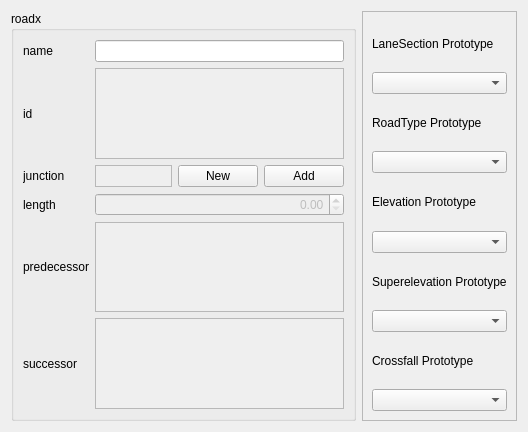
hlrs-vis/covise, file src/OpenCOVER/DrivingSim/oddlot/src/settings/widgets/roadsettings.ui: the form before one commit.
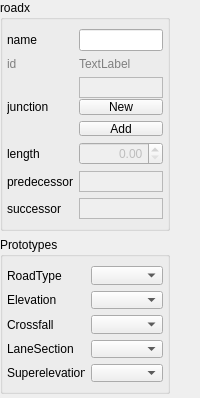
The form after the commit.

What changed in the file:
```diff
--- a/src/OpenCOVER/DrivingSim/oddlot/src/settings/widgets/roadsettings.ui
+++ b/src/OpenCOVER/DrivingSim/oddlot/src/settings/widgets/roadsettings.ui
@@ -6,88 +6,189 @@
    <rect>
     <x>0</x>
     <y>0</y>
-    <width>528</width>
-    <height>432</height>
+    <width>200</width>
+    <height>398</height>
    </rect>
   </property>
+  <property name="minimumSize">
+   <size>
+    <width>0</width>
+    <height>152</height>
+   </size>
+  </property>
+  <property name="maximumSize">
+   <size>
+    <width>16777215</width>
+    <height>16777215</height>
+   </size>
+  </property>
   <property name="windowTitle">
    <string>Form</string>
   </property>
-  <layout class="QHBoxLayout" name="horizontalLayout">
+  <layout class="QVBoxLayout" name="verticalLayout">
+   <property name="leftMargin">
+    <number>0</number>
+   </property>
+   <property name="topMargin">
+    <number>0</number>
+   </property>
+   <property name="rightMargin">
+    <number>0</number>
+   </property>
+   <property name="bottomMargin">
+    <number>0</number>
+   </property>
    <item>
+    <widget class="QScrollArea" name="scrollArea">
+     <property name="frameShape">
+      <enum>QFrame::NoFrame</enum>
+     </property>
+     <property name="verticalScrollBarPolicy">
+      <enum>Qt::ScrollBarAsNeeded</enum>
+     </property>
+     <property name="horizontalScrollBarPolicy">
+      <enum>Qt::ScrollBarAlwaysOff</enum>
+     </property>
+     <property name="widgetResizable">
+      <bool>true</bool>
+     </property>
+     <widget class="QWidget" name="scrollAreaWidgetContents">
+      <property name="geometry">
+       <rect>
+        <x>0</x>
+        <y>0</y>
+        <width>200</width>
+        <height>398</height>
+       </rect>
+      </property>
+      <property name="minimumSize">
+       <size>
+        <width>0</width>
+        <height>394</height>
+       </size>
+      </property>
+      <widget class="QGroupBox" name="groupBox_2">
+       <property name="geometry">
+        <rect>
+         <x>0</x>
+         <y>237</y>
+         <width>170</width>
+         <height>157</height>
+        </rect>
+       </property>
+       <property name="sizePolicy">
+        <sizepolicy hsizetype="Preferred" vsizetype="Preferred">
+         <horstretch>0</horstretch>
+         <verstretch>0</verstretch>
+        </sizepolicy>
+       </property>
+       <property name="title">
+        <string>Prototypes</string>
+       </property>
+       <layout class="QGridLayout" name="gridLayout_2">
+        <property name="leftMargin">
+         <number>4</number>
+        </property>
+        <property name="rightMargin">
+         <number>4</number>
+        </property>
+        <item row="0" column="0">
+         <widget class="QLabel" name="label_2">
+          <property name="text">
+           <string>RoadType</string>
+          </property>
+         </widget>
+        </item>
+        <item row="0" column="1">
+         <widget class="QComboBox" name="roadTypeComboBox"/>
+        </item>
+        <item row="1" column="0">
+         <widget class="QLabel" name="label_3">
+          <property name="text">
+           <string>Elevation</string>
+          </property>
+         </widget>
+        </item>
+        <item row="1" column="1">
+         <widget class="QComboBox" name="elevationComboBox"/>
+        </item>
+        <item row="2" column="0">
+         <widget class="QLabel" name="label_5">
+          <property name="text">
+           <string>Crossfall</string>
+          </property>
+         </widget>
+        </item>
+        <item row="2" column="1">
+         <widget class="QComboBox" name="crossfallComboBox"/>
+        </item>
+        <item row="3" column="0">
+         <widget class="QLabel" name="label">
+          <property name="text">
+           <string>LaneSection</string>
+          </property>
+         </widget>
+        </item>
+        <item row="3" column="1">
+         <widget class="QComboBox" name="laneSectionComboBox">
+          <property name="sizePolicy">
+           <sizepolicy hsizetype="Minimum" vsizetype="Fixed">
+            <horstretch>0</horstretch>
+            <verstretch>0</verstretch>
+           </sizepolicy>
+          </property>
+         </widget>
+        </item>
+        <item row="4" column="0">
+         <widget class="QLabel" name="label_4">
+          <property name="text">
+           <string>Superelevation</string>
+          </property>
+         </widget>
+        </item>
+        <item row="4" column="1">
+         <widget class="QComboBox" name="superelevationComboBox"/>
+        </item>
+       </layout>
+      </widget>
     <widget class="QGroupBox" name="groupBox">
+       <property name="geometry">
+        <rect>
+         <x>0</x>
+         <y>0</y>
+         <width>170</width>
+         <height>231</height>
+        </rect>
+       </property>
+       <property name="sizePolicy">
+        <sizepolicy hsizetype="Preferred" vsizetype="Fixed">
+         <horstretch>0</horstretch>
+         <verstretch>0</verstretch>
+        </sizepolicy>
+       </property>
+       <property name="minimumSize">
+        <size>
+         <width>0</width>
+         <height>0</height>
+        </size>
+       </property>
      <property name="title">
       <string>roadx</string>
      </property>
      <layout class="QGridLayout" name="gridLayout">
-      <item row="0" column="0">
-       <widget class="QLabel" name="nameLabel">
-        <property name="text">
-         <string>name</string>
+        <property name="leftMargin">
+         <number>4</number>
         </property>
-       </widget>
-      </item>
-      <item row="1" column="0">
+        <property name="rightMargin">
+         <number>4</number>
+        </property>
+        <item row="1" column="1">
        <widget class="QLabel" name="idLabel">
-        <property name="text">
-         <string>id</string>
-        </property>
-       </widget>
-      </item>
-      <item row="1" column="2">
-       <widget class="QTextEdit" name="idBox">
-        <property name="enabled">
-         <bool>false</bool>
-        </property>
-        <property name="sizePolicy">
-         <sizepolicy hsizetype="Expanding" vsizetype="Ignored">
-          <horstretch>0</horstretch>
-          <verstretch>0</verstretch>
-         </sizepolicy>
-        </property>
-        <property name="minimumSize">
-         <size>
-          <width>0</width>
-          <height>21</height>
-         </size>
-        </property>
-        <property name="verticalScrollBarPolicy">
-         <enum>Qt::ScrollBarAlwaysOff</enum>
-        </property>
-        <property name="horizontalScrollBarPolicy">
-         <enum>Qt::ScrollBarAlwaysOff</enum>
-        </property>
-        <property name="undoRedoEnabled">
-         <bool>false</bool>
-        </property>
-        <property name="lineWrapMode">
-         <enum>QTextEdit::NoWrap</enum>
-        </property>
-        <property name="readOnly">
-         <bool>true</bool>
-        </property>
-        <property name="acceptRichText">
-         <bool>false</bool>
-        </property>
-       </widget>
-      </item>
-      <item row="4" column="0">
-       <widget class="QLabel" name="lengthLabel">
+          <property name="styleSheet">
+           <string notr="true">color: gray;</string>
+          </property>
         <property name="text">
-         <string>length</string>
-        </property>
-       </widget>
-      </item>
-      <item row="4" column="2">
-       <widget class="QDoubleSpinBox" name="lengthBox">
-        <property name="enabled">
-         <bool>false</bool>
-        </property>
-        <property name="alignment">
-         <set>Qt::AlignRight|Qt::AlignTrailing|Qt::AlignVCenter</set>
-        </property>
-        <property name="maximum">
-         <double>999999999.000000000000000</double>
+           <string>TextLabel</string>
         </property>
        </widget>
       </item>
@@ -98,7 +199,7 @@
         </property>
        </widget>
       </item>
-      <item row="5" column="2">
+        <item row="5" column="1">
        <widget class="QTextEdit" name="predecessorBox">
         <property name="enabled">
          <bool>false</bool>
@@ -142,7 +243,7 @@
         </property>
        </widget>
       </item>
-      <item row="6" column="2">
+        <item row="6" column="1">
        <widget class="QTextEdit" name="successorBox">
         <property name="enabled">
          <bool>false</bool>
@@ -179,8 +280,22 @@
         </property>
        </widget>
       </item>
-      <item row="3" column="2">
-       <layout class="QHBoxLayout" name="horizontalLayout_3">
+        <item row="0" column="1">
+         <widget class="QLineEdit" name="nameBox">
+          <property name="focusPolicy">
+           <enum>Qt::StrongFocus</enum>
+          </property>
+         </widget>
+        </item>
+        <item row="3" column="0">
+         <widget class="QLabel" name="junctionLabel">
+          <property name="text">
+           <string>junction</string>
+          </property>
+         </widget>
+        </item>
+        <item row="3" column="1">
+         <layout class="QVBoxLayout" name="verticalLayout_3">
         <item>
          <widget class="QTextEdit" name="junctionBox">
           <property name="enabled">
@@ -234,94 +349,46 @@
         </item>
        </layout>
       </item>
-      <item row="3" column="0">
-       <widget class="QLabel" name="junctionLabel">
-        <property name="text">
-         <string>junction</string>
-        </property>
-       </widget>
-      </item>
-      <item row="0" column="2">
-       <widget class="QLineEdit" name="nameBox">
-        <property name="focusPolicy">
-         <enum>Qt::StrongFocus</enum>
-        </property>
-       </widget>
-      </item>
-     </layout>
-    </widget>
-   </item>
-   <item>
-    <widget class="QFrame" name="frame">
-     <property name="frameShape">
-      <enum>QFrame::StyledPanel</enum>
-     </property>
-     <property name="frameShadow">
-      <enum>QFrame::Raised</enum>
-     </property>
-     <layout class="QVBoxLayout" name="verticalLayout_2">
-      <item>
-       <layout class="QVBoxLayout" name="verticalLayout">
-        <item>
-         <widget class="QLabel" name="label">
-          <property name="text">
-           <string>LaneSection Prototype</string>
-          </property>
+        <item row="4" column="1">
+         <widget class="QDoubleSpinBox" name="lengthBox">
+          <property name="enabled">
+           <bool>false</bool>
+          </property>
+          <property name="alignment">
+           <set>Qt::AlignRight|Qt::AlignTrailing|Qt::AlignVCenter</set>
+          </property>
+          <property name="maximum">
+           <double>999999999.000000000000000</double>
+          </property>
          </widget>
         </item>
-        <item>
-         <widget class="QComboBox" name="laneSectionComboBox">
-          <property name="sizePolicy">
-           <sizepolicy hsizetype="Minimum" vsizetype="Fixed">
-            <horstretch>0</horstretch>
-            <verstretch>0</verstretch>
-           </sizepolicy>
+        <item row="1" column="0">
+         <widget class="QLabel" name="label_7">
+          <property name="styleSheet">
+           <string notr="true">color: gray;</string>
           </property>
-         </widget>
-        </item>
-        <item>
-         <widget class="QLabel" name="label_2">
           <property name="text">
-           <string>RoadType Prototype</string>
+           <string>id</string>
           </property>
          </widget>
         </item>
-        <item>
-         <widget class="QComboBox" name="roadTypeComboBox"/>
-        </item>
-        <item>
-         <widget class="QLabel" name="label_3">
+        <item row="4" column="0">
+         <widget class="QLabel" name="lengthLabel">
           <property name="text">
-           <string>Elevation Prototype</string>
+           <string>length</string>
           </property>
          </widget>
         </item>
-        <item>
-         <widget class="QComboBox" name="elevationComboBox"/>
-        </item>
-        <item>
-         <widget class="QLabel" name="label_4">
+        <item row="0" column="0">
+         <widget class="QLabel" name="nameLabel">
           <property name="text">
-           <string>Superelevation Prototype</string>
+           <string>name</string>
           </property>
          </widget>
         </item>
-        <item>
-         <widget class="QComboBox" name="superelevationComboBox"/>
-        </item>
-        <item>
-         <widget class="QLabel" name="label_5">
-          <property name="text">
-           <string>Crossfall Prototype</string>
-          </property>
-         </widget>
-        </item>
-        <item>
-         <widget class="QComboBox" name="crossfallComboBox"/>
-        </item>
        </layout>
-      </item>
-     </layout>
+      </widget>
+     </widget>
     </widget>
    </item>
   </layout>
```
Lines whose indentation alone changed are shown as unchanged.
